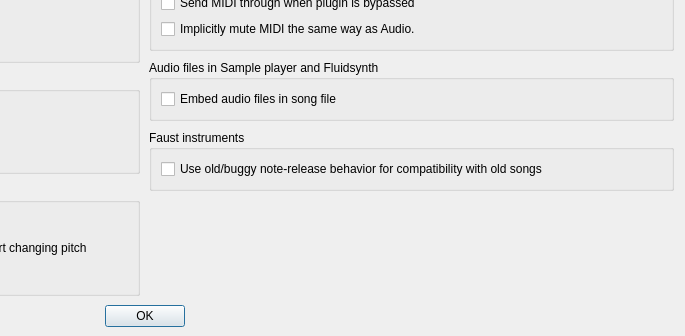
Above: Qt/qt4_song_properties.ui from kmatheussen/radium before the change; both pictures show x 396 to 1081 and y 224 to 560 of the 1081 by 560 pixel window. Below: the same form after it.
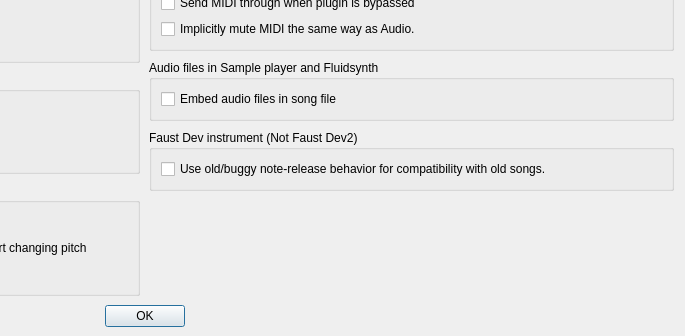
That is the form after the change.

Commit message: Song properties: Note that "Use old/buggy note-release behavior for compatibility with old songs" only applies to the old "Faust Dev" instrument, not "Faust Dev 2".

Patch:
```diff
--- a/Qt/qt4_song_properties.ui
+++ b/Qt/qt4_song_properties.ui
@@ -287,13 +287,13 @@
        <item>
         <widget class="QGroupBox" name="groupBox_10">
          <property name="title">
-          <string>Faust instruments</string>
+          <string>Faust Dev instrument (Not Faust Dev2)</string>
          </property>
          <layout class="QVBoxLayout" name="verticalLayout_7">
           <item>
            <widget class="QCheckBox" name="faust_old_buggy_release">
             <property name="text">
-             <string>Use old/buggy note-release behavior for compatibility with old songs</string>
+             <string>Use old/buggy note-release behavior for compatibility with old songs.</string>
             </property>
            </widget>
           </item>
```
Left out of the diff: 6 changed lines with no effect on the pictures.
